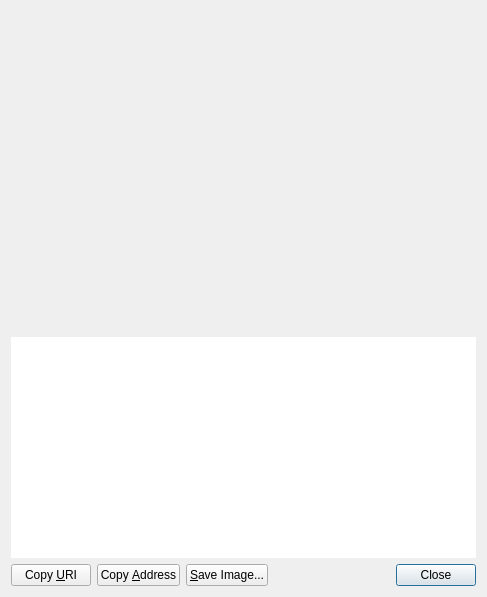
bitcoincore-dev/bitcoin-2001-863168-294116-d812cf1189, file src/qt/forms/receiverequestdialog.ui: the form before one commit.
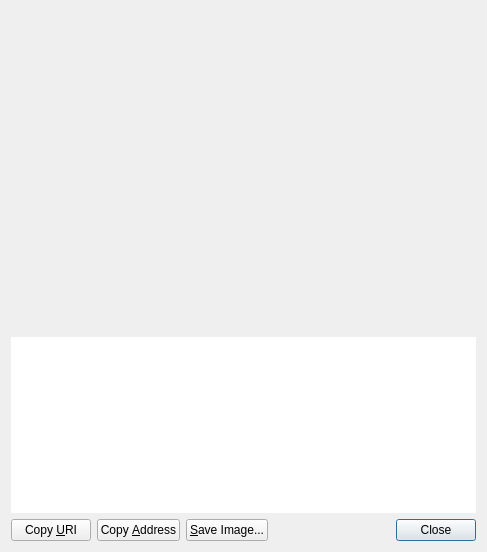
The form after the commit. Custom widgets are drawn as their Qt base class.

Commit message: qt: Fix QR-less ReceiveRequestDialog height

Patch:
```diff
--- a/src/qt/forms/receiverequestdialog.ui
+++ b/src/qt/forms/receiverequestdialog.ui
@@ -7,7 +7,7 @@
     <x>0</x>
     <y>0</y>
     <width>487</width>
-    <height>597</height>
+    <height>230</height>
    </rect>
   </property>
   <layout class="QVBoxLayout" name="verticalLayout_3">
@@ -50,7 +50,7 @@
      <property name="minimumSize">
       <size>
        <width>0</width>
-       <height>50</height>
+       <height>176</height>
       </size>
      </property>
      <property name="frameShape">
```
The commit also changes 1 other file.
